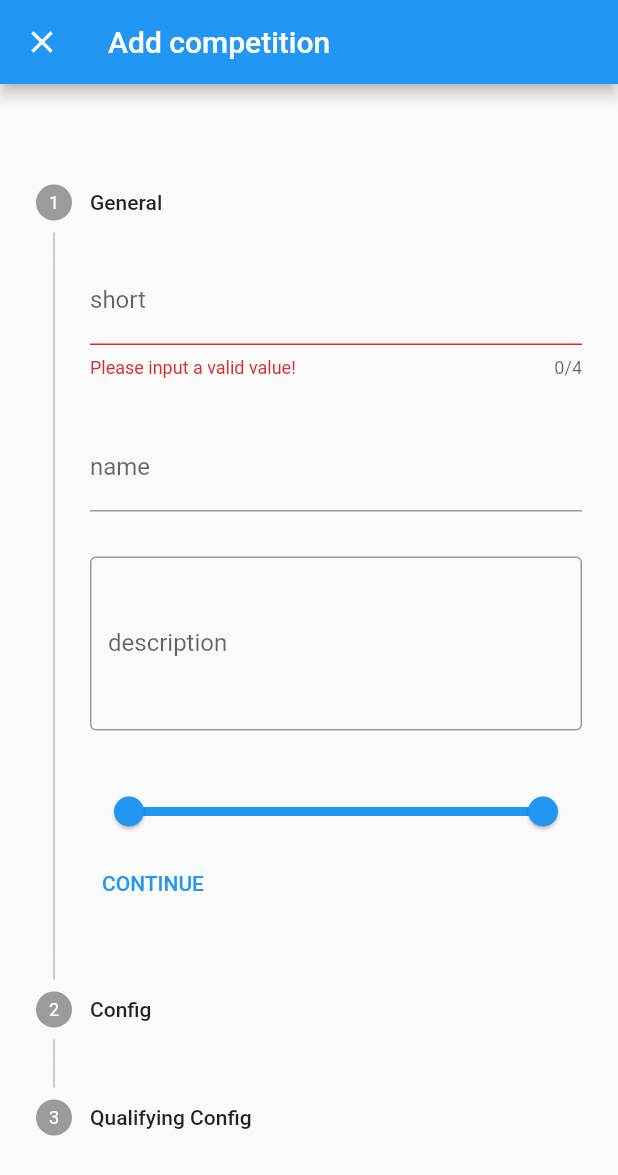
After one commit to amse-app/client, a Flutter app: the CompetitionCreatePage screen opened by its route, after a tap on "CONTINUE", on a phone screen of 412 x 824 dp. The commit adds this screen. Shown: the top 1175 px of the screen. Run offline on Flutter 3.47's test engine with Material 2 defaults, Android fonts, the phone set to English and light mode, and no system bars; our stand-ins replace flutter_riverpod, go_router; missing offline and left inert: amse_api_client.

Commit message:
competition section

```diff
--- /dev/null
+++ b/lib/pages/competitions.dart
@@ -0,0 +1,74 @@
+import 'package:amse/providers/competitions.dart';
+import 'package:amse/widgets/competitions.dart';
+import 'package:amse/widgets/scaffold.dart';
+import 'package:flutter/material.dart';
+import 'package:flutter_riverpod/flutter_riverpod.dart';
+import 'package:go_router/go_router.dart';
+
+class CompetitionsPage extends ConsumerWidget {
+  const CompetitionsPage({Key? key}) : super(key: key);
+
+  @override
+  Widget build(BuildContext context, WidgetRef ref) {
+    return AmseScaffold(
+      body: const Center(
+        child: CompetitionListView(),
+      ),
+      selectedIndex: 3,
+      title: const Text("Competitions"),
+      floatingActionButton: FloatingActionButton(
+        onPressed: () {
+          GoRouter.of(context).pushNamed("addCompetition");
+        },
+        child: const Icon(Icons.add),
+      ),
+      actions: [
+        IconButton(
+            onPressed: () {
+              ref.read(competitionProvider.notifier).refresh();
+            },
+            icon: const Icon(Icons.refresh))
+      ],
+    );
+  }
+}
+
+class CompetitionDetailPage extends ConsumerWidget {
+  final String id;
+  const CompetitionDetailPage(this.id, {Key? key}) : super(key: key);
+
+  @override
+  Widget build(BuildContext context, WidgetRef ref) {
+    final comp = ref.read(competitionProvider).firstWhere((c) => c.id == id);
+    return AmseScaffold(
+      body: Center(
+        child: CompetitionDetailView(id),
+      ),
+      selectedIndex: 3,
+      firstLevel: false,
+      title: const Text("Competition"),
+      actions: [
+        IconButton(
+            onPressed: () {
+              GoRouter.of(context).pop();
+              ref.read(competitionProvider.notifier).delete(comp);
+            },
+            icon: const Icon(Icons.delete))
+      ],
+    );
+  }
+}
+
+class CompetitionCreatePage extends StatelessWidget {
+  const CompetitionCreatePage({Key? key}) : super(key: key);
+
+  @override
+  Widget build(BuildContext context) {
+    return Scaffold(
+      appBar: AppBar(title: const Text("Add competition")),
+      body: const Center(
+        child: CompetitionCreateForm(),
+      ),
+    );
+  }
+}
--- /dev/null
+++ b/lib/providers/competitions.dart
@@ -0,0 +1,46 @@
+import 'package:amse/api.dart';
+import 'package:amse_api_client/amse_api_client.dart';
+import 'package:amse_api_client/models.dart';
+import 'package:flutter_riverpod/flutter_riverpod.dart';
+
+class CompetitionNotifier extends StateNotifier<List<Comp>> {
+  final Ref ref;
+
+  CompetitionNotifier(this.ref) : super([]) {
+    refresh();
+  }
+
+  Future<void> refresh() async {
+    AmseApi api = ref.read(apiProvider);
+
+    final allComps = await api.competitions.getAll();
+
+    List<Comp> result = [];
+
+    for (var mComp in allComps) {
+      Comp c = await api.competitions.getOne(mComp.id);
+      result.add(c);
+    }
+
+    state = result;
+  }
+
+  Future<String> add(Comp comp) async {
+    AmseApi api = ref.read(apiProvider);
+    final r = await api.competitions.create(comp);
+    await refresh();
+    return r;
+  }
+
+  Future<void> delete(Comp comp) async {
+    AmseApi api = ref.read(apiProvider);
+
+    await api.competitions.delete(comp.id!);
+    await refresh();
+  }
+}
+
+final competitionProvider =
+    StateNotifierProvider<CompetitionNotifier, List<Comp>>((ref) {
+  return CompetitionNotifier(ref);
+});
--- a/lib/router.dart
+++ b/lib/router.dart
@@ -1,7 +1,9 @@
 import 'package:amse/api.dart';
+import 'package:amse/pages/competitions.dart';
 import 'package:amse/pages/home.dart';
 import 'package:amse/pages/participants.dart';
 import 'package:amse_api_client/amse_api_client.dart';
+import 'package:flutter/material.dart';
 import 'package:flutter_riverpod/flutter_riverpod.dart';
 import 'package:go_router/go_router.dart';
 
@@ -42,6 +44,26 @@ final routerProvider = Provider((ref) {
             return ParticipantsPage(add: add);
           },
         ),
+        GoRoute(
+            path: "/competitions",
+            name: "competitions",
+            builder: (context, state) => const CompetitionsPage(),
+            routes: [
+              GoRoute(
+                path: "add",
+                name: "addCompetition",
+                pageBuilder: (context, state) {
+                  return const MaterialPage(
+                      fullscreenDialog: true, child: CompetitionCreatePage());
+                },
+              ),
+              GoRoute(
+                path: ":cid",
+                name: "competitionDetail",
+                builder: (context, state) =>
+                    CompetitionDetailPage(state.params["cid"]!),
+              ),
+            ])
       ],
       routerNeglect: true,
       redirect: (state) {
--- /dev/null
+++ b/lib/widgets/competitions.dart
@@ -0,0 +1,498 @@
+import 'dart:convert';
+
+import 'package:amse/api.dart';
+import 'package:amse/providers/competitions.dart';
+import 'package:amse_api_client/amse_api_client.dart';
+import 'package:amse_api_client/models.dart';
+import 'package:flutter/material.dart';
+import 'package:flutter/services.dart';
+import 'package:flutter_riverpod/flutter_riverpod.dart';
+import 'package:go_router/go_router.dart';
+
+class CompetitionListView extends ConsumerWidget {
+  const CompetitionListView({Key? key}) : super(key: key);
+
+  @override
+  Widget build(BuildContext context, WidgetRef ref) {
+    final comps = ref.watch(competitionProvider);
+
+    return ListView.separated(
+      itemBuilder: (context, index) {
+        final c = comps[index];
+        String title = c.short;
+        if (c.name != null) {
+          title = "${c.short} - ${c.name!}";
+        }
+        Widget? subtitle;
+        if (c.description != null) {
+          subtitle = Text(c.description!);
+        }
+        return ListTile(
+            title: Text(title),
+            subtitle: subtitle,
+            onTap: () {
+              GoRouter.of(context).goNamed("competitionDetail",
+                  params: {"cid": c.id.toString()});
+            },
+            trailing: IconButton(
+                onPressed: () {
+                  ref.read(competitionProvider.notifier).delete(c);
+                },
+                icon: const Icon(Icons.delete)));
+      },
+      separatorBuilder: (context, index) => const Divider(),
+      itemCount: comps.length,
+    );
+  }
+}
+
+class CompetitionDetailView extends ConsumerWidget {
+  final String _id;
+
+  const CompetitionDetailView(String id, {Key? key})
+      : _id = id,
+        super(key: key);
+
+  @override
+  Widget build(BuildContext context, WidgetRef ref) {
+    final comp = ref.read(competitionProvider).firstWhere((c) => c.id == _id);
+    return Column(
+      children: [
+        const Text(
+          "General",
+          style: TextStyle(fontSize: 20, fontWeight: FontWeight.w500),
+        ),
+        Table(
+          children: <TableRow>[
+            TableRow(children: [
+              const Text("id"),
+              SelectableText(comp.id.toString())
+            ]),
+            TableRow(
+                children: [const Text("short"), SelectableText(comp.short)]),
+            TableRow(children: [
+              const Text("name"),
+              SelectableText(comp.name ?? "-")
+            ]),
+            TableRow(children: [
+              const Text("description"),
+              SelectableText(comp.description ?? "-")
+            ]),
+            if (comp.config.assign.autoAssign ?? false)
+              TableRow(children: [
+                const Text("assign within"),
+                SelectableText(
+                    "${comp.config.assign.criteria?.ge} - ${comp.config.assign.criteria?.le}")
+              ]),
+            TableRow(children: [
+              const Text("created at"),
+              SelectableText(comp.createdAt.toString())
+            ]),
+            TableRow(children: [
+              const Text("updated at"),
+              SelectableText(comp.updatedAt.toString())
+            ]),
+          ],
+        ),
+        const Padding(padding: EdgeInsets.all(30)),
+        const Text(
+          "Config",
+          style: TextStyle(fontSize: 20, fontWeight: FontWeight.w500),
+        ),
+        CompConfigDisplay(comp.config),
+        const Padding(padding: EdgeInsets.all(15)),
+        const Text(
+          "Qualification Config",
+          style: TextStyle(fontSize: 20, fontWeight: FontWeight.w500),
+        ),
+        CompConfigDisplay(comp.qConfig),
+      ],
+    );
+  }
+}
+
+class CompConfigDisplay extends StatelessWidget {
+  final CompConfig config;
+  const CompConfigDisplay(this.config, {Key? key}) : super(key: key);
+
+  @override
+  Widget build(BuildContext context) {
+    return Table(
+      children: <TableRow>[
+        TableRow(children: [
+          const Text("type"),
+          SelectableText(config.scoring.subject)
+        ]),
+        TableRow(children: [
+          const Text("unit"),
+          SelectableText(config.scoring.unit)
+        ]),
+        TableRow(children: [
+          const Text("has penalties"),
+          SelectableText(config.scoring.enablePenalties.toString())
+        ]),
+        TableRow(children: [
+          const Text("point-type"),
+          SelectableText(config.scoring.pointType)
+        ]),
+        TableRow(children: [
+          const Text("raw decimals"),
+          SelectableText(config.scoring.rawdp.toString())
+        ]),
+        TableRow(children: [
+          const Text("point decimals"),
+          SelectableText(config.scoring.pointdp.toString())
+        ]),
+        TableRow(children: [
+          const Text("conversion"),
+          SelectableText(config.conversionFunction.toString())
+        ])
+      ],
+    );
+  }
+}
+
+class CompetitionCreateForm extends ConsumerStatefulWidget {
+  const CompetitionCreateForm({Key? key}) : super(key: key);
+
+  @override
+  ConsumerState<ConsumerStatefulWidget> createState() =>
+      _CompetitionCreateFormState();
+}
+
+class _CompetitionCreateFormState extends ConsumerState<CompetitionCreateForm> {
+  int _stepperIndex = 0;
+  bool _loading = false;
+
+  final _genFormKey = GlobalKey<FormState>();
+  final _confFormKey = GlobalKey<FormState>();
+  final _qConfFormKey = GlobalKey<FormState>();
+
+  final _shortController = TextEditingController();
+  final _nameController = TextEditingController();
+  final _descriptionController = TextEditingController();
+
+  RangeValues _ages = const RangeValues(0, 100);
+
+  final CompetitionConfig _config = CompetitionConfig();
+  final CompetitionConfig _qConfig = CompetitionConfig();
+
+  Future<void> create() async {
+    setState(() {
+      _loading = true;
+    });
+    AmseApi api = ref.read(apiProvider);
+    CompAssign assign = CompAssign(
+        autoAssign: true,
+        criteria: CompAssignCriteria(
+            mode: "age", ge: _ages.start.toInt(), le: _ages.end.toInt()));
+
+    Comp comp = Comp(
+      short: _shortController.text,
+      config: CompConfig(
+          conversionFunction: {"mode": "simple", "factor": 1, "offset": 0},
+          scoring: CompScoring(
+              unit: _config.unit!,
+              subject: _config.subject!,
+              pointType: _config.pointType!,
+              enablePenalties: _config.penalties,
+              pointdp: _config.pointDP,
+              rawdp: _config.rawDP),
+          assign: assign),
+      qConfig: CompConfig(
+          conversionFunction: {"mode": "simple", "factor": 1, "offset": 0},
+          scoring: CompScoring(
+              unit: _qConfig.unit!,
+              subject: _qConfig.subject!,
+              pointType: _qConfig.pointType!,
+              enablePenalties: _qConfig.penalties,
+              pointdp: _qConfig.pointDP,
+              rawdp: _qConfig.rawDP),
+          assign: assign),
+      name: _nameController.text,
+      description: _descriptionController.text,
+    );
+    try {
+      await api.competitions.create(comp);
+      if (mounted) {
+        setState(() {
+          _loading = false;
+        });
+        GoRouter.of(context).pop();
+        ref.read(competitionProvider.notifier).refresh();
+      }
+    } catch (e, s) {
+      print(e);
+      print(s);
+      if (mounted) {
+        setState(() {
+          _loading = false;
+        });
+        ScaffoldMessenger.of(context).showSnackBar(
+            const SnackBar(content: Text("Failed to create Competition")));
+      }
+    }
+  }
+
+  @override
+  Widget build(BuildContext context) {
+    return Stepper(
+      currentStep: _stepperIndex,
+      controlsBuilder: (context, details) {
+        String continueText = (details.stepIndex == 2) ? "SAVE" : "CONTINUE";
+        return Row(
+          children: [
+            if (_loading) const CircularProgressIndicator(),
+            TextButton(
+                onPressed: details.onStepContinue, child: Text(continueText)),
+            if (details.stepIndex != 0)
+              TextButton(
+                  onPressed: details.onStepCancel, child: const Text("BACK"))
+          ],
+        );
+      },
+      onStepContinue: () {
+        bool valid;
+        switch (_stepperIndex) {
+          case 0:
+            valid = _genFormKey.currentState!.validate();
+            break;
+          case 1:
+            valid = _confFormKey.currentState!.validate();
+            break;
+          case 2:
+            valid = _qConfFormKey.currentState!.validate();
+            break;
+          default:
+            valid = false;
+        }
+
+        if (valid && _stepperIndex != 2) {
+          setState(() {
+            _stepperIndex += 1;
+          });
+        } else if (valid && _stepperIndex == 2) {
+          create();
+        }
+      },
+      onStepCancel: () {
+        setState(() {
+          _stepperIndex -= 1;
+        });
+      },
+      steps: <Step>[
+        Step(
+          title: const Text("General"),
+          content: Form(
+            key: _genFormKey,
+            child: Column(
+              children: [
+                TextFormField(
+                  decoration: const InputDecoration(
+                    label: Text("short"),
+                  ),
+                  maxLength: 4,
+                  maxLengthEnforcement: MaxLengthEnforcement.enforced,
+                  controller: _shortController,
+                  validator: (value) {
+                    if (value == null || value.isEmpty || value.length > 4) {
+                      return "Please input a valid value!";
+                    }
+                    return null;
+                  },
+                ),
+                const Padding(padding: EdgeInsets.all(15)),
+                TextFormField(
+                  decoration: const InputDecoration(
+                    label: Text("name"),
+                  ),
+                  controller: _nameController,
+                ),
+                const Padding(padding: EdgeInsets.all(15)),
+                TextFormField(
+                  decoration: const InputDecoration(
+                    label: Text("description"),
+                    border: OutlineInputBorder(),
+                  ),
+                  controller: _descriptionController,
+                  maxLines: 4,
+                ),
+                const Padding(padding: EdgeInsets.all(15)),
+                RangeSlider(
+                  values: _ages,
+                  onChanged: (values) {
+                    setState(() {
+                      _ages = values;
+                    });
+                  },
+                  labels: RangeLabels(_ages.start.toInt().toString(),
+                      _ages.end.toInt().toString()),
+                  divisions: 100,
+                  max: 100,
+                  min: 0,
+                ),
+              ],
+            ),
+          ),
+        ),
+        Step(
+          title: const Text("Config"),
+          content: Form(
+            key: _confFormKey,
+            child: CompetitionConfigForm(config: _config),
+          ),
+        ),
+        Step(
+            title: const Text("Qualifying Config"),
+            content: Form(
+                key: _qConfFormKey,
+                child: CompetitionConfigForm(config: _qConfig)))
+      ],
+    );
+  }
+}
+
+class CompetitionConfigForm extends StatefulWidget {
+  final CompetitionConfig config;
+
+  const CompetitionConfigForm({Key? key, required this.config})
+      : super(key: key);
+
+  @override
+  State<CompetitionConfigForm> createState() => _CompetitionConfigFormState();
+}
+
+class _CompetitionConfigFormState extends State<CompetitionConfigForm> {
+  List<DropdownMenuItem<String>> _dropdownMenuItemsFromStringList(
+      List<String> list) {
+    return list
+        .map<DropdownMenuItem<String>>((s) => DropdownMenuItem(
+              value: s,
+              child: Text(s),
+            ))
+        .toList();
+  }
+
+  String? _dropdownValidator(String? value) {
+    if (value == null || value.isEmpty) {
+      return "Please select an value";
+    }
+    return null;
+  }
+
+  String? _numberValidator(String? value) {
+    if (value == null || value.isEmpty) {
+      return "Please fill this field";
+    }
+    if (int.tryParse(value) == null) {
+      return "Not a number";
+    }
+    if (int.parse(value) > 10) {
+      return "Too big";
+    }
+    return null;
+  }
+
+  @override
+  Widget build(BuildContext context) {
+    final config = widget.config;
+    return Column(
+      children: [
+        DropdownButtonFormField<String>(
+          items: _dropdownMenuItemsFromStringList(
+              ["time", "rounds", "distance", "points", "other"]),
+          onChanged: (value) {
+            setState(() {
+              config.subject = value ?? "";
+            });
+          },
+          decoration: const InputDecoration(label: Text("Subject")),
+          value: config.subject,
+          validator: _dropdownValidator,
+        ),
+        const Padding(padding: EdgeInsets.all(15)),
+        DropdownButtonFormField<String>(
+          items: _dropdownMenuItemsFromStringList(
+              ["ms", "sec", "min", "hrs", "m", "km", "unitless", "other"]),
+          onChanged: (value) {
+            setState(() {
+              config.unit = value ?? "";
+            });
+          },
+          decoration: const InputDecoration(label: Text("Unit")),
+          value: config.unit,
+          validator: _dropdownValidator,
+        ),
+        const Padding(padding: EdgeInsets.all(15)),
+        DropdownButtonFormField<String>(
+          items: _dropdownMenuItemsFromStringList(
+              ["lower_is_better", "greater_is_better"]),
+          onChanged: (value) {
+            setState(() {
+              config.pointType = value ?? "";
+            });
+          },
+          value: config.pointType,
+          decoration: const InputDecoration(label: Text("point type")),
+          validator: _dropdownValidator,
+        ),
+        const Padding(padding: EdgeInsets.all(15)),
+        Row(
+          children: [
+            const Padding(
+              padding: EdgeInsets.only(right: 15),
+              child: Text("Penalties"),
+            ),
+            Switch(
+              value: config.penalties,
+              onChanged: (value) {
+                setState(() {
+                  config.penalties = value;
+                });
+              },
+            ),
+          ],
+        ),
+        const Padding(padding: EdgeInsets.all(15)),
+        TextFormField(
+          keyboardType: TextInputType.number,
+          inputFormatters: [
+            FilteringTextInputFormatter.allow(RegExp(r"[0-9]")),
+          ],
+          decoration: const InputDecoration(label: Text("raw dp")),
+          onChanged: (value) {
+            setState(() {
+              config.rawDP = int.tryParse(value) ?? 3;
+            });
+          },
+          validator: _numberValidator,
+          initialValue: config.rawDP.toString(),
+        ),
+        const Padding(padding: EdgeInsets.all(15)),
+        TextFormField(
+          keyboardType: TextInputType.number,
+          inputFormatters: [
+            FilteringTextInputFormatter.allow(RegExp(r"[0-9]")),
+          ],
+          decoration: const InputDecoration(label: Text("point dp")),
+          onChanged: (value) {
+            setState(() {
+              config.pointDP = int.tryParse(value) ?? 3;
+            });
+          },
+          validator: _numberValidator,
+          initialValue: config.pointDP.toString(),
+        )
+      ],
+    );
+  }
+}
+
+class CompetitionConfig {
+  String? subject;
+  String? unit;
+  String? pointType;
+  bool penalties = false;
+  int rawDP = 3;
+  int pointDP = 3;
+}
```
Also changed, not shown: lib/widgets/login_form.dart (+5 -4 lines), pubspec.lock.
